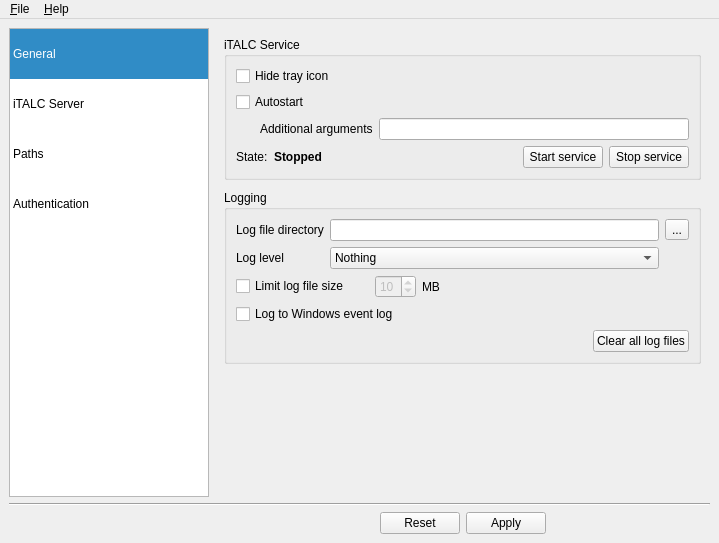
Before: the Qt Designer form imc/Forms/MainWindow.ui in veyon/veyon, drawn with Qt 5.
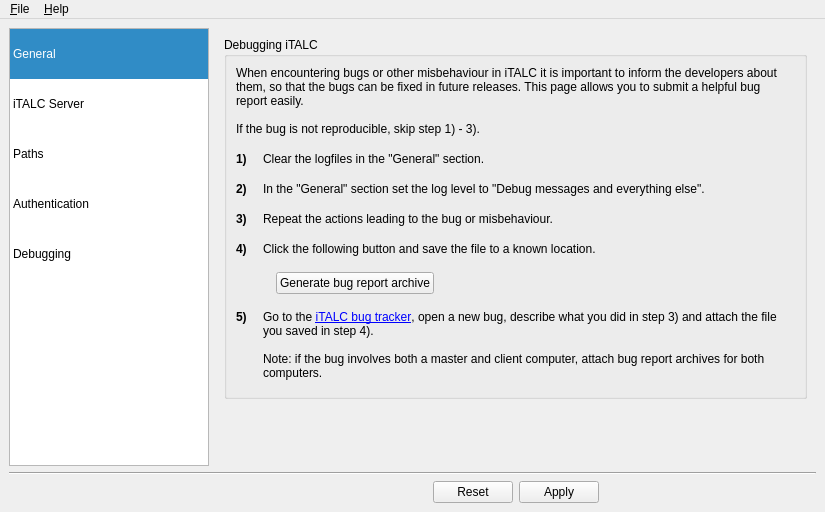
After: the same form once the commit is applied. The open tabs and pages were chosen to show the change. Icons and pictures are not drawn.

Commit message:
IMC: added new section "debugging" for easy bug reporting
The new section "debugging" in IMC allows to report bugs easily by
creating iTALC bug report archives and offering a hyperlink to the iTALC
bug tracker.

What changed in the file:
```diff
--- a/imc/Forms/MainWindow.ui
+++ b/imc/Forms/MainWindow.ui
@@ -6,8 +6,8 @@
    <rect>
     <x>0</x>
     <y>0</y>
-    <width>719</width>
-    <height>543</height>
+    <width>700</width>
+    <height>450</height>
    </rect>
   </property>
   <property name="windowTitle">
@@ -112,6 +112,15 @@
         <set>ItemIsSelectable|ItemIsUserCheckable|ItemIsEnabled</set>
        </property>
       </item>
+      <item>
+       <property name="text">
+        <string>Debugging</string>
+       </property>
+       <property name="icon">
+        <iconset resource="../imc.qrc">
+         <normaloff>:/Resources/kbugbuster.png</normaloff>:/Resources/kbugbuster.png</iconset>
+       </property>
+      </item>
      </widget>
     </item>
     <item row="0" column="1">
@@ -120,7 +129,7 @@
        <number>0</number>
       </property>
       <widget class="QWidget" name="generalSettingsPage">
-       <layout class="QVBoxLayout" name="verticalLayout_2">
+       <layout class="QVBoxLayout" name="verticalLayout_2" stretch="0,0,1">
         <property name="spacing">
          <number>10</number>
         </property>
@@ -997,6 +1006,304 @@
         </item>
        </layout>
       </widget>
+      <widget class="QWidget" name="debugPage">
+       <layout class="QVBoxLayout" name="verticalLayout_9" stretch="0,1">
+        <property name="spacing">
+         <number>4</number>
+        </property>
+        <property name="bottomMargin">
+         <number>0</number>
+        </property>
+        <item>
+         <widget class="QGroupBox" name="groupBox_10">
+          <property name="title">
+           <string>Debugging iTALC</string>
+          </property>
+          <layout class="QVBoxLayout" name="verticalLayout_12" stretch="0,0,0,0,0,0,0">
+           <property name="spacing">
+            <number>16</number>
+           </property>
+           <item>
+            <widget class="QLabel" name="label_4">
+             <property name="sizePolicy">
+              <sizepolicy hsizetype="MinimumExpanding" vsizetype="MinimumExpanding">
+               <horstretch>0</horstretch>
+               <verstretch>0</verstretch>
+              </sizepolicy>
+             </property>
+             <property name="text">
+              <string>When encountering bugs or other misbehaviour in iTALC it is important to inform the developers about them, so that the bugs can be fixed in future releases. This page allows you to submit a helpful bug report easily.
+
+If the bug is not reproducible, skip step 1) - 3).</string>
+             </property>
+             <property name="wordWrap">
+              <bool>true</bool>
+             </property>
+            </widget>
+           </item>
+           <item>
+            <layout class="QHBoxLayout" name="horizontalLayout_4" stretch="0,1">
+             <item>
+              <widget class="QLabel" name="label_17">
+               <property name="font">
+                <font>
+                 <weight>75</weight>
+                 <bold>true</bold>
+                </font>
+               </property>
+               <property name="text">
+                <string>1)</string>
+               </property>
+              </widget>
+             </item>
+             <item>
+              <widget class="QLabel" name="label_18">
+               <property name="text">
+                <string>Clear the logfiles in the &quot;General&quot; section.</string>
+               </property>
+               <property name="wordWrap">
+                <bool>true</bool>
+               </property>
+              </widget>
+             </item>
+            </layout>
+           </item>
+           <item>
+            <layout class="QHBoxLayout" name="horizontalLayout_10" stretch="0,1">
+             <item>
+              <layout class="QVBoxLayout" name="verticalLayout_10">
+               <property name="spacing">
+                <number>0</number>
+               </property>
+               <item>
+                <widget class="QLabel" name="label_25">
+                 <property name="font">
+                  <font>
+                   <weight>75</weight>
+                   <bold>true</bold>
+                  </font>
+                 </property>
+                 <property name="text">
+                  <string>2)</string>
+                 </property>
+                </widget>
+               </item>
+               <item>
+                <spacer name="verticalSpacer_5">
+                 <property name="orientation">
+                  <enum>Qt::Vertical</enum>
+                 </property>
+                 <property name="sizeHint" stdset="0">
+                  <size>
+                   <width>0</width>
+                   <height>0</height>
+                  </size>
+                 </property>
+                </spacer>
+               </item>
+              </layout>
+             </item>
+             <item>
+              <widget class="QLabel" name="label_26">
+               <property name="text">
+                <string>In the &quot;General&quot; section set the log level to &quot;Debug messages and everything else&quot;.</string>
+               </property>
+               <property name="wordWrap">
+                <bool>true</bool>
+               </property>
+              </widget>
+             </item>
+            </layout>
+           </item>
+           <item>
+            <layout class="QHBoxLayout" name="horizontalLayout_7" stretch="0,1">
+             <item>
+              <widget class="QLabel" name="label_19">
+               <property name="font">
+                <font>
+                 <weight>75</weight>
+                 <bold>true</bold>
+                </font>
+               </property>
+               <property name="text">
+                <string>3)</string>
+               </property>
+              </widget>
+             </item>
+             <item>
+              <widget class="QLabel" name="label_20">
+               <property name="text">
+                <string>Repeat the actions leading to the bug or misbehaviour.</string>
+               </property>
+               <property name="wordWrap">
+                <bool>true</bool>
+               </property>
+              </widget>
+             </item>
+            </layout>
+           </item>
+           <item>
+            <layout class="QHBoxLayout" name="horizontalLayout_8" stretch="0,1">
+             <item>
+              <layout class="QVBoxLayout" name="verticalLayout_11">
+               <property name="spacing">
+                <number>0</number>
+               </property>
+               <item>
+                <widget class="QLabel" name="label_21">
+                 <property name="font">
+                  <font>
+                   <weight>75</weight>
+                   <bold>true</bold>
+                  </font>
+                 </property>
+                 <property name="text">
+                  <string>4)</string>
+                 </property>
+                </widget>
+               </item>
+               <item>
+                <spacer name="verticalSpacer_8">
+                 <property name="orientation">
+                  <enum>Qt::Vertical</enum>
+                 </property>
+                 <property name="sizeHint" stdset="0">
+                  <size>
+                   <width>0</width>
+                   <height>0</height>
+                  </size>
+                 </property>
+                </spacer>
+               </item>
+              </layout>
+             </item>
+             <item>
+              <widget class="QLabel" name="label_22">
+               <property name="text">
+                <string>Click the following button and save the file to a known location.</string>
+               </property>
+               <property name="wordWrap">
+                <bool>true</bool>
+               </property>
+              </widget>
+             </item>
+            </layout>
+           </item>
+           <item>
+            <layout class="QHBoxLayout" name="horizontalLayout_9" stretch="0,0,1">
+             <item>
+              <spacer name="horizontalSpacer_13">
+               <property name="orientation">
+                <enum>Qt::Horizontal</enum>
+               </property>
+               <property name="sizeHint" stdset="0">
+                <size>
+                 <width>40</width>
+                 <height>20</height>
+                </size>
+               </property>
+              </spacer>
+             </item>
+             <item>
+              <widget class="QPushButton" name="generateBugReportArchive">
+               <property name="text">
+                <string>Generate bug report archive</string>
+               </property>
+              </widget>
+             </item>
+             <item>
+              <spacer name="horizontalSpacer_14">
+               <property name="orientation">
+                <enum>Qt::Horizontal</enum>
+               </property>
+               <property name="sizeHint" stdset="0">
+                <size>
+                 <width>40</width>
+                 <height>20</height>
+                </size>
+               </property>
+              </spacer>
+             </item>
+            </layout>
+           </item>
+           <item>
+            <layout class="QGridLayout" name="gridLayout_5" rowstretch="1,0" columnstretch="0,1">
+             <item row="0" column="0" rowspan="2">
+              <layout class="QVBoxLayout" name="verticalLayout_3">
+               <property name="spacing">
+                <number>0</number>
+               </property>
+               <item>
+                <widget class="QLabel" name="label_23">
+                 <property name="font">
+                  <font>
+                   <weight>75</weight>
+                   <bold>true</bold>
+                  </font>
+                 </property>
+                 <property name="text">
+                  <string>5)</string>
+                 </property>
+                </widget>
+               </item>
+               <item>
+                <spacer name="verticalSpacer_4">
+                 <property name="orientation">
+                  <enum>Qt::Vertical</enum>
+                 </property>
+                 <property name="sizeHint" stdset="0">
+                  <size>
+                   <width>0</width>
+                   <height>0</height>
+                  </size>
+                 </property>
+                </spacer>
+               </item>
+              </layout>
+             </item>
+             <item row="0" column="1">
+              <widget class="QLabel" name="label_24">
+               <property name="sizePolicy">
+                <sizepolicy hsizetype="MinimumExpanding" vsizetype="MinimumExpanding">
+                 <horstretch>0</horstretch>
+                 <verstretch>0</verstretch>
+                </sizepolicy>
+               </property>
+               <property name="text">
+                <string>Go to the &lt;a href=&quot;http://sourceforge.net/tracker/?group_id=132465&amp;amp;atid=724375&quot;&gt;iTALC bug tracker&lt;/a&gt;, open a new bug, describe what you did in step 3) and attach the file you saved in step 4).&lt;/p&gt;
+&lt;br/&gt;
+&lt;br/&gt;
+Note: if the bug involves both a master and client computer, attach bug report archives for both computers.</string>
+               </property>
+               <property name="wordWrap">
+                <bool>true</bool>
+               </property>
+               <property name="openExternalLinks">
+                <bool>true</bool>
+               </property>
+              </widget>
+             </item>
+             <item row="1" column="1">
+              <spacer name="verticalSpacer_3">
+               <property name="orientation">
+                <enum>Qt::Vertical</enum>
+               </property>
+              </spacer>
+             </item>
+            </layout>
+           </item>
+          </layout>
+         </widget>
+        </item>
+        <item>
+         <spacer name="verticalSpacer_9">
+          <property name="orientation">
+           <enum>Qt::Vertical</enum>
+          </property>
+         </spacer>
+        </item>
+       </layout>
+      </widget>
      </widget>
     </item>
     <item row="1" column="0" colspan="2">
@@ -1023,7 +1330,7 @@
     <rect>
      <x>0</x>
      <y>0</y>
-     <width>719</width>
+     <width>819</width>
      <height>25</height>
     </rect>
    </property>
```
Left out of the diff: 6 changed lines with no effect on the pictures. The commit also changes 5 other files.
